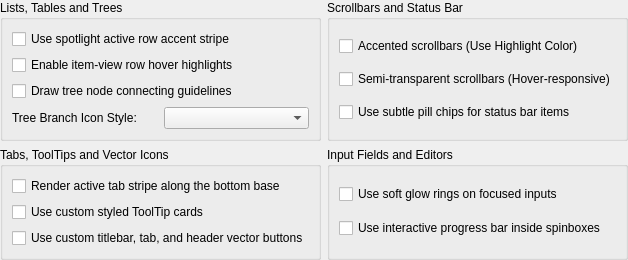
Above: librecad/src/ui/dialogs/settings/options_widget/pages/lc_settings_page_skin_controls.ui from sand1024/LibreCAD before the change. Below: the same form after it.
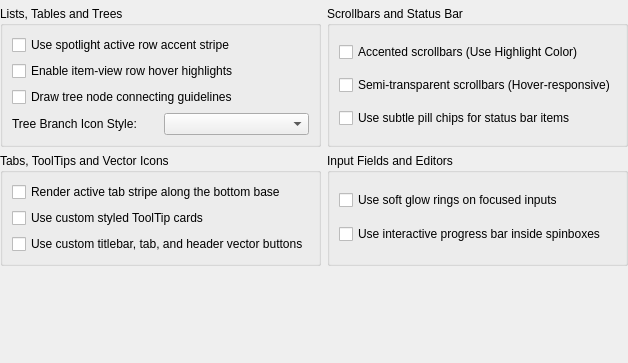
That is the form after the change. Custom widgets are drawn as their Qt base class.

```diff
--- a/librecad/src/ui/dialogs/settings/options_widget/pages/lc_settings_page_skin_controls.ui
+++ b/librecad/src/ui/dialogs/settings/options_widget/pages/lc_settings_page_skin_controls.ui
@@ -7,7 +7,7 @@
     <x>0</x>
     <y>0</y>
     <width>612</width>
-    <height>255</height>
+    <height>363</height>
    </rect>
   </property>
   <layout class="QGridLayout" name="gridLayout_main">
@@ -23,7 +23,14 @@
    <property name="bottomMargin">
     <number>0</number>
    </property>
-   <item row="2" column="0">
+   <item row="0" column="0" colspan="2">
+    <widget class="LC_SettingsBannerWidget" name="bannerWidget" native="true">
+     <property name="visible">
+      <bool>false</bool>
+     </property>
+    </widget>
+   </item>
+   <item row="3" column="0">
     <spacer name="verticalSpacer">
      <property name="orientation">
       <enum>Qt::Orientation::Vertical</enum>
@@ -36,7 +43,7 @@
      </property>
     </spacer>
    </item>
-   <item row="0" column="0">
+   <item row="1" column="0">
     <widget class="QGroupBox" name="gbViews">
      <property name="title">
       <string>Lists, Tables and Trees</string>
@@ -95,7 +102,7 @@
      </layout>
     </widget>
    </item>
-   <item row="1" column="0">
+   <item row="2" column="0">
     <widget class="QGroupBox" name="gbTabsToolTips">
      <property name="title">
       <string>Tabs, ToolTips and Vector Icons</string>
@@ -134,7 +141,36 @@
      </layout>
     </widget>
    </item>
-   <item row="0" column="1">
+   <item row="2" column="1">
+    <widget class="QGroupBox" name="gbInputs">
+     <property name="title">
+      <string>Input Fields and Editors</string>
+     </property>
+     <layout class="QVBoxLayout" name="verticalLayout_inputs">
+      <item>
+       <widget class="QCheckBox" name="chkFocusedInputGlow">
+        <property name="toolTip">
+         <string>Render soft glow focus rings around coordinate inputs and edit fields.</string>
+        </property>
+        <property name="text">
+         <string>Use soft glow rings on focused inputs</string>
+        </property>
+       </widget>
+      </item>
+      <item>
+       <widget class="QCheckBox" name="chkUseSpinBoxProgressBar">
+        <property name="toolTip">
+         <string>Render interactive progress bar inside numeric spinboxes.</string>
+        </property>
+        <property name="text">
+         <string>Use interactive progress bar inside spinboxes</string>
+        </property>
+       </widget>
+      </item>
+     </layout>
+    </widget>
+   </item>
+   <item row="1" column="1">
     <widget class="QGroupBox" name="gbScrollbarsStatus">
      <property name="title">
       <string>Scrollbars and Status Bar</string>
@@ -173,37 +209,16 @@
      </layout>
     </widget>
    </item>
-   <item row="1" column="1">
-    <widget class="QGroupBox" name="gbInputs">
-     <property name="title">
-      <string>Input Fields and Editors</string>
-     </property>
-     <layout class="QVBoxLayout" name="verticalLayout_inputs">
-      <item>
-       <widget class="QCheckBox" name="chkFocusedInputGlow">
-        <property name="toolTip">
-         <string>Render soft glow focus rings around coordinate inputs and edit fields.</string>
-        </property>
-        <property name="text">
-         <string>Use soft glow rings on focused inputs</string>
-        </property>
-       </widget>
-      </item>
-      <item>
-       <widget class="QCheckBox" name="chkUseSpinBoxProgressBar">
-        <property name="toolTip">
-         <string>Render interactive progress bar inside numeric spinboxes.</string>
-        </property>
-        <property name="text">
-         <string>Use interactive progress bar inside spinboxes</string>
-        </property>
-       </widget>
-      </item>
-     </layout>
-    </widget>
-   </item>
   </layout>
  </widget>
+ <customwidgets>
+  <customwidget>
+   <class>LC_SettingsBannerWidget</class>
+   <extends>QWidget</extends>
+   <header>lc_settings_banner_widget.h</header>
+   <container>1</container>
+  </customwidget>
+ </customwidgets>
  <resources/>
  <connections/>
 </ui>
```
